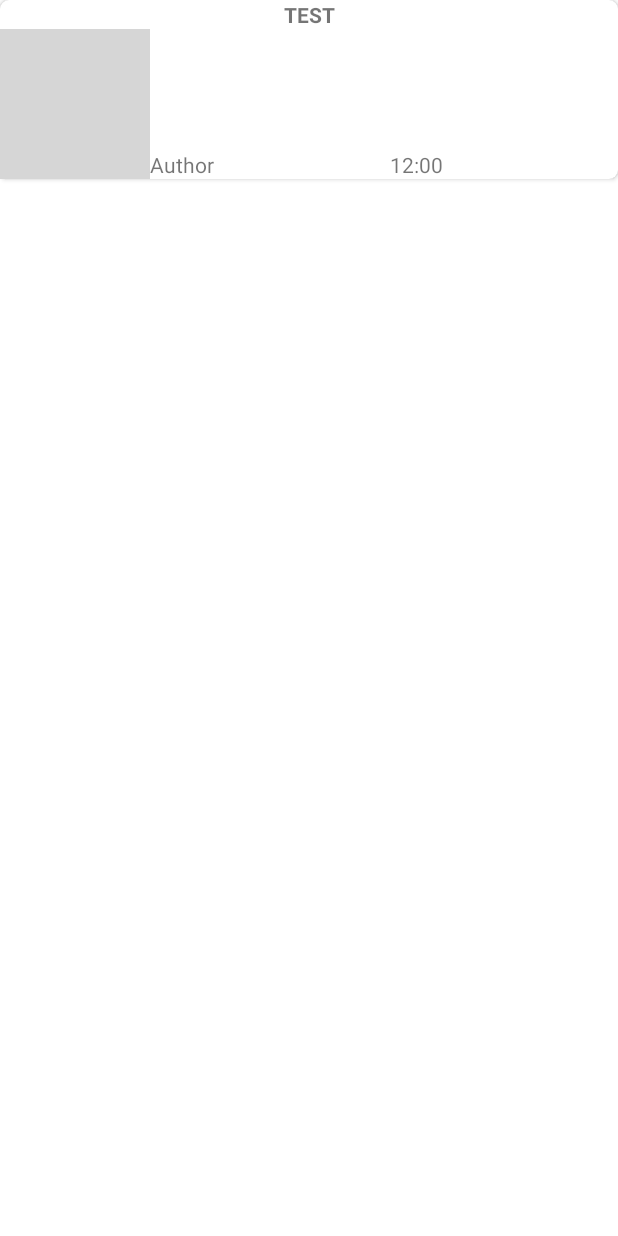
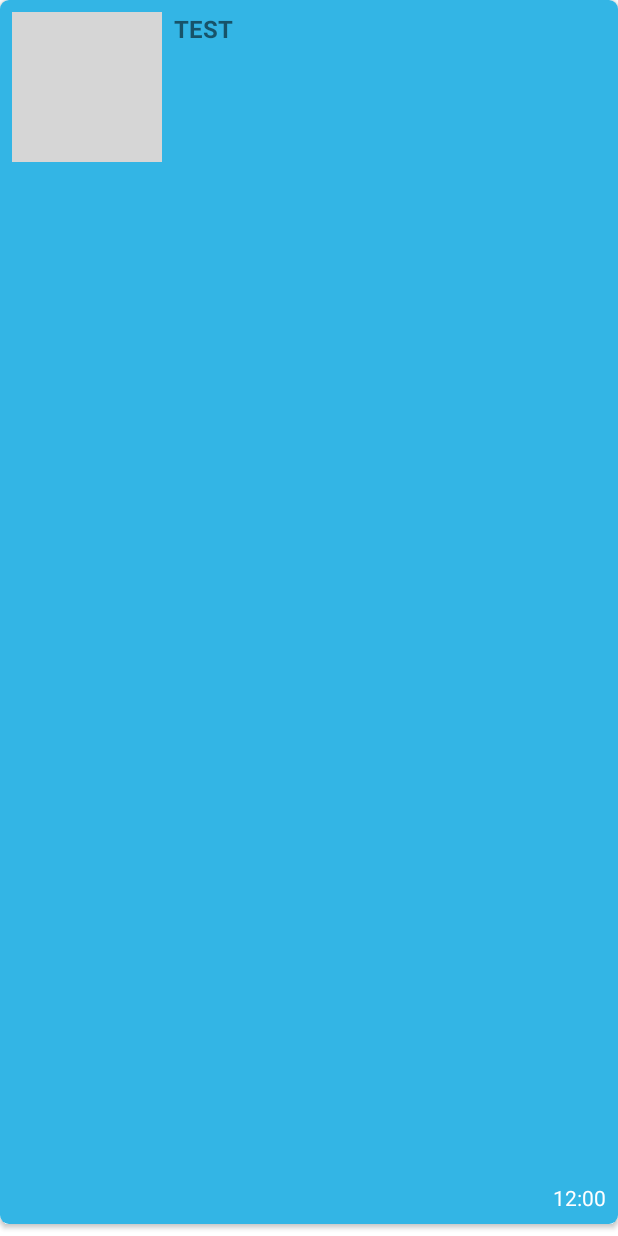
Before and after one commit to lentatyka/LentaRuNewsApp, an Android app: the layout item_news.xml on its own in the app's theme, with its tools: preview values and no code run, on a phone screen of 412 x 824 dp. Run offline under Robolectric (Android 15) with nearby library versions, the phone set to English and light mode, and no system bars; grey boxes are pictures that could not be loaded.

Commit message:
itemView fixed on RelativeLayout

```diff
--- a/app/src/main/res/layout/item_news.xml
+++ b/app/src/main/res/layout/item_news.xml
@@ -11,45 +11,49 @@
     <androidx.cardview.widget.CardView
         android:layout_width="match_parent"
         android:layout_height="wrap_content"
-        app:cardCornerRadius="6dp">
-        <androidx.constraintlayout.widget.ConstraintLayout
+        app:cardCornerRadius="6dp"
+        android:layout_marginBottom="8dp">
+        <RelativeLayout
             android:layout_width="match_parent"
-            android:layout_height="match_parent">
-
-            <TextView
-                android:id="@+id/tv_title"
-                android:layout_width="match_parent"
-                android:layout_height="wrap_content"
-                android:textAlignment="center"
-                android:textStyle="bold"
-                app:layout_constraintTop_toTopOf="parent"
-                tools:text="TEST" />
+            android:layout_height="match_parent"
+            android:background="@android:color/holo_blue_light"
+            android:padding="8dp">
 
             <ImageView
                 android:id="@+id/iv_news_image"
                 android:layout_width="100dp"
                 android:layout_height="100dp"
-                app:layout_constraintStart_toStartOf="parent"
-                app:layout_constraintTop_toBottomOf="@+id/tv_title"
-                tools:srcCompat="@tools:sample/avatars"
-                android:contentDescription="@string/news_image" />
+                app:imageUrl= "@{article.urlToImage}"
+                app:error="@{@drawable/ic_error}"
+                app:loading="@{@drawable/ic_loading}"
+                android:contentDescription="@string/news_image"
+                android:layout_alignParentTop="true"
+                android:layout_alignParentStart="true"
+                tools:srcCompat="@tools:sample/avatars" />
 
             <TextView
-                android:id="@+id/tv_author"
+                android:id="@+id/tv_title"
                 android:layout_width="wrap_content"
                 android:layout_height="wrap_content"
-                app:layout_constraintBottom_toBottomOf="parent"
-                app:layout_constraintStart_toEndOf="@+id/iv_news_image"
-                tools:text="Author" />
+                android:layout_marginStart="8dp"
+                android:layout_toEndOf="@id/iv_news_image"
+                android:text="@{article.title}"
+                android:textAlignment="inherit"
+                android:textSize="16sp"
+                android:textStyle="bold"
+                tools:text="TEST" />
 
             <TextView
                 android:id="@+id/tv_published_time"
+                android:text="@{@string/published_time(article.publishedAt)}"
                 android:layout_width="wrap_content"
                 android:layout_height="wrap_content"
                 app:layout_constraintBottom_toBottomOf="parent"
                 app:layout_constraintEnd_toEndOf="parent"
-                app:layout_constraintStart_toEndOf="@+id/tv_author"
+                android:textColor="@color/white"
+                android:layout_alignParentBottom="true"
+                android:layout_alignParentEnd="true"
                 tools:text="12:00" />
-        </androidx.constraintlayout.widget.ConstraintLayout>
+        </RelativeLayout>
     </androidx.cardview.widget.CardView>
 </layout>
```
